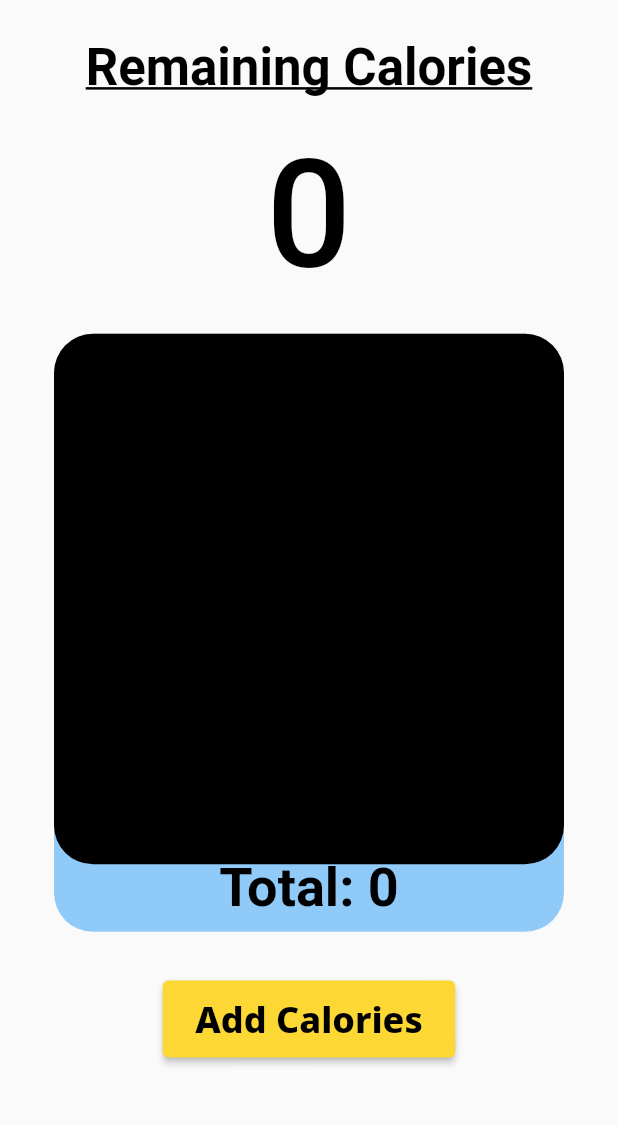
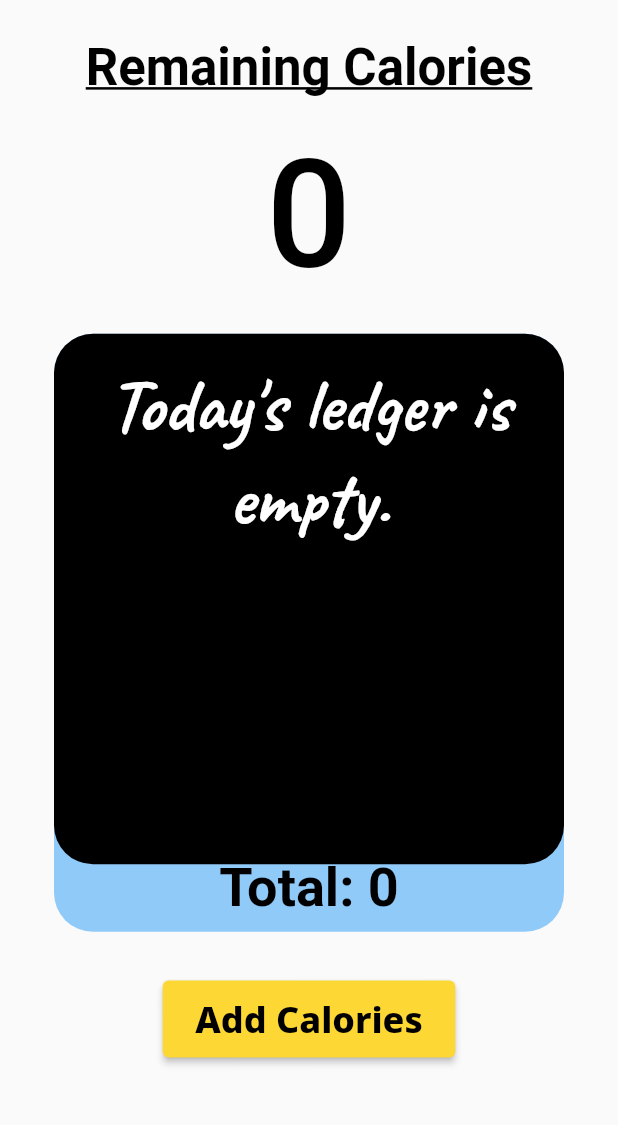
Before and after one commit to WilliamRWalsh/irl-mobile, a Flutter app: the Dashboard screen opened directly, on a phone screen of 412 x 824 dp, the part 97-1222 px from its top. Run offline on Flutter 3.47's test engine with Material 2 defaults, Android fonts, the phone set to English and light mode, and no system bars; our stand-ins replace cloud_firestore, firebase_auth, firebase_core, google_fonts; missing offline and left inert: cloud_firestore_web, firebase_auth_web, firebase_core_web; accounts and stored records are empty; generated files the repository leaves out were written again; Roboto replaces fonts that are missing (Domine, Pangolin).

Commit message:
empty list note

```diff
--- a/lib/screens/dashboard/local_widgets/ledger.dart
+++ b/lib/screens/dashboard/local_widgets/ledger.dart
@@ -48,11 +48,20 @@ class Ledger extends StatelessWidget {
                   borderRadius: BorderRadius.circular(26),
                   color: Colors.black,
                 ),
-                child: Padding(
+                child: caloriesListState.caloriesList != null
+                    ? Padding(
                         padding: const EdgeInsets.all(16.0),
-                  child: SingleChildScrollView(
-                      child: caloriesListState.caloriesList != null
-                          ? Column(
+                        child: caloriesListState.caloriesList.isEmpty
+                            ? Text(
+                                'Today\'s ledger is empty.',
+                                style: Theme.of(context)
+                                    .textTheme
+                                    .headline3
+                                    .copyWith(color: Colors.white),
+                                textAlign: TextAlign.center,
+                              )
+                            : SingleChildScrollView(
+                                child: Column(
                                 children: caloriesListState.caloriesList
                                     .map((CaloriesModel calories) {
                                   return Column(
@@ -66,9 +75,9 @@ class Ledger extends StatelessWidget {
                                     ],
                                   );
                                 }).toList(),
+                              )),
                       )
-                          : CircularProgressIndicator()),
-                ),
+                    : Center(child: CircularProgressIndicator()),
               ),
             ),
           ],
```
Lines whose indentation alone changed are shown as unchanged.
